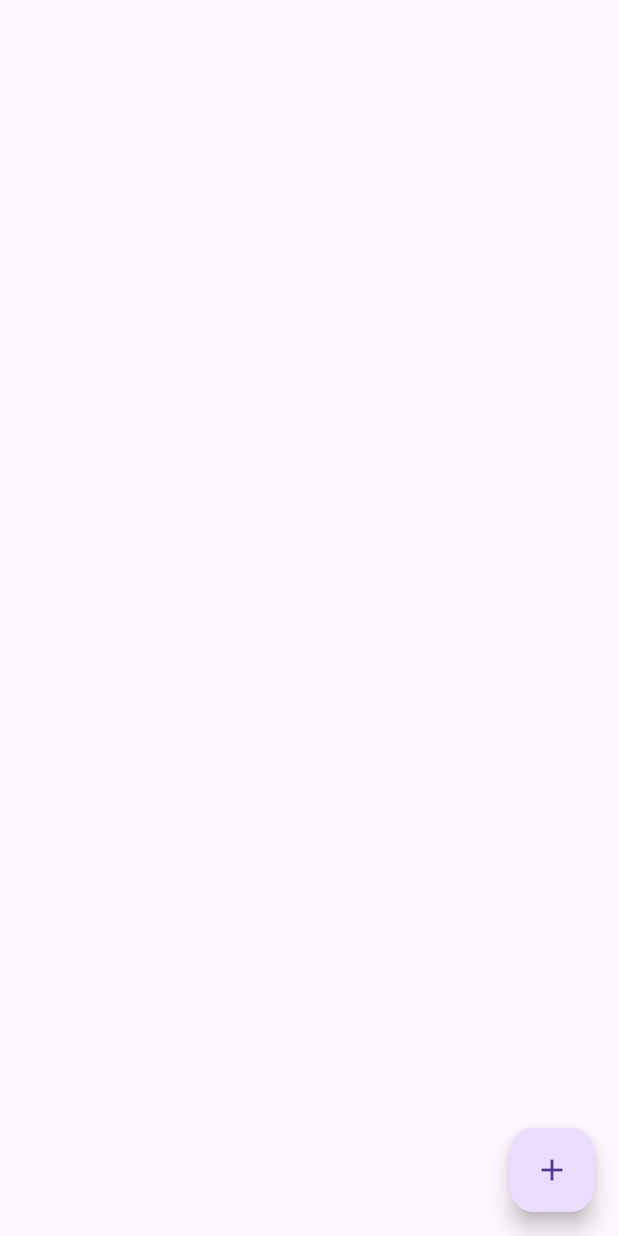
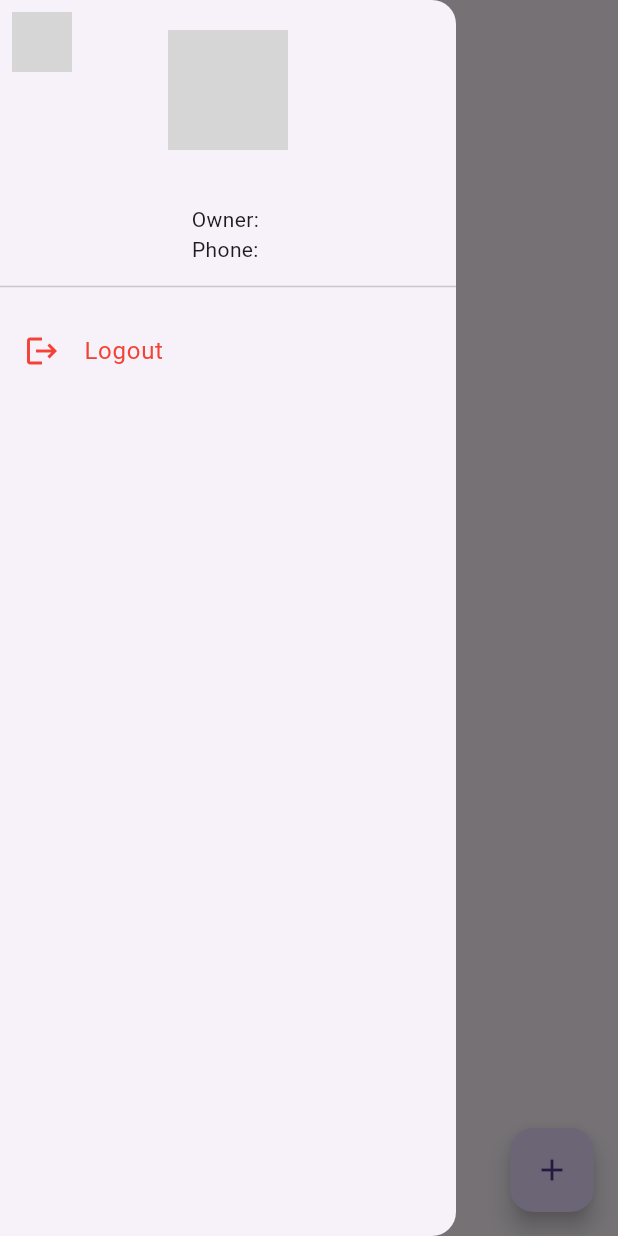
Before and after one commit to Mmb0129/TruckMate, a Flutter app: the screen it shows once a user with an empty profile is signed in, with the side drawer open (before the commit the screen has no drawer), on a phone screen of 412 x 824 dp. Run offline on Flutter 3.47's test engine with Material 3 defaults, Android fonts, the phone set to English and light mode, and no system bars; our stand-ins replace cloud_firestore, firebase_auth, firebase_core, firebase_storage, image_picker, pdf and 2 more; accounts and stored records are empty; network calls fail; grey boxes are pictures that could not be loaded.

Commit message:
commit msg

```diff
--- a/lib/main.dart
+++ b/lib/main.dart
@@ -5,9 +5,7 @@ import 'auth/auth_gate.dart';
 
 void main() async {
   WidgetsFlutterBinding.ensureInitialized();
-  await Firebase.initializeApp(
-    options: DefaultFirebaseOptions.currentPlatform,
-  );
+  await Firebase.initializeApp(options: DefaultFirebaseOptions.currentPlatform);
   runApp(const TruckMateApp());
 }
 
--- a/lib/screens/home_screen.dart
+++ b/lib/screens/home_screen.dart
@@ -1,13 +1,70 @@
+import 'dart:io';
 import 'package:cloud_firestore/cloud_firestore.dart';
 import 'package:firebase_auth/firebase_auth.dart';
 import 'package:flutter/material.dart';
+import 'package:image_picker/image_picker.dart';
+
+import '../services/firestore_service.dart';
+import '../services/user_service.dart';
+import '../models/truck_model.dart';
 import 'truck_details_screen.dart';
-import '../services/firestore_service.dart';
-import '../models/truck_model.dart';
 import 'add_truck_screen.dart';
+
+class _AvatarSourceSheet extends StatelessWidget {
+  final VoidCallback onGallery;
+  final VoidCallback onCamera;
+  const _AvatarSourceSheet({required this.onGallery, required this.onCamera});
+
+  @override
+  Widget build(BuildContext context) {
+    return SafeArea(
+      child: Column(
+        mainAxisSize: MainAxisSize.min,
+        children: [
+          ListTile(
+            leading: const Icon(Icons.photo_library),
+            title: const Text('Pick from gallery'),
+            onTap: () {
+              Navigator.pop(context);
+              onGallery();
+            },
+          ),
+          ListTile(
+            leading: const Icon(Icons.camera_alt),
+            title: const Text('Take photo'),
+            onTap: () {
+              Navigator.pop(context);
+              onCamera();
+            },
+          ),
+        ],
+      ),
+    );
+  }
+}
 
 class HomeScreen extends StatelessWidget {
   const HomeScreen({super.key});
+
+  Future<void> _pickAvatar(BuildContext context) async {
+    final picker = ImagePicker();
+    final uid = FirebaseAuth.instance.currentUser!.uid;
+    final service = UserService();
+
+    showModalBottomSheet(
+      context: context,
+      builder: (_) => _AvatarSourceSheet(
+        onGallery: () async {
+          final x = await picker.pickImage(source: ImageSource.gallery, imageQuality: 70);
+          if (x != null) await service.uploadAvatar(uid, File(x.path));
+        },
+        onCamera: () async {
+          final x = await picker.pickImage(source: ImageSource.camera, imageQuality: 70);
+          if (x != null) await service.uploadAvatar(uid, File(x.path));
+        },
+      ),
+    );
+  }
 
   @override
   Widget build(BuildContext context) {
@@ -15,17 +72,97 @@ class HomeScreen extends StatelessWidget {
     final service = FirestoreService();
 
     return Scaffold(
+      drawer: Drawer(
+        child: StreamBuilder<DocumentSnapshot>(
+          stream: FirebaseFirestore.instance.collection('users').doc(uid).snapshots(),
+          builder: (context, snap) {
+            if (!snap.hasData) return const Center(child: CircularProgressIndicator());
+            final data = snap.data!.data() as Map<String, dynamic>? ?? {};
+
+            final owner = data['ownerName'] ?? '';
+            final company = data['companyName'] ?? '';
+            final phone = data['phone'] ?? '';
+            final email = data['email'] ?? '';
+            final avatarUrl = data['avatarUrl'];
+
+            return SafeArea(
+              child: Column(
+                children: [
+                  const SizedBox(height: 20),
+                  CircleAvatar(
+                    radius: 40,
+                    backgroundImage: avatarUrl != null
+                        ? NetworkImage(avatarUrl)
+                        : const AssetImage('assets/avatar_truck.png') as ImageProvider,
+                  ),
+                  const SizedBox(height: 10),
+                  Text(company, style: const TextStyle(fontSize: 18, fontWeight: FontWeight.bold)),
+                  Text("Owner: $owner"),
+                  Text("Phone: $phone"),
+                  if (email.isNotEmpty) Text("Email: $email"),
+                  const Divider(height: 30),
+
+                  // ListTile(
+                  //   leading: const Icon(Icons.photo_camera),
+                  //   title: const Text("Change photo"),
+                  //   onTap: () => _pickAvatar(context),
+                  // ),
+
+                  // ListTile(
+                  //   leading: const Icon(Icons.delete),
+                  //   title: const Text("Remove photo"),
+                  //   onTap: () {
+                  //     FirebaseFirestore.instance.collection('users').doc(uid).update({
+                  //       'avatarUrl': null,
+                  //     });
+                  //     Navigator.pop(context);
+                  //   },
+                  // ),
+
+                  ListTile(
+                    leading: const Icon(Icons.logout, color: Colors.red),
+                    title: const Text("Logout", style: TextStyle(color: Colors.red)),
+                    onTap: () async {
+                      await FirebaseAuth.instance.signOut();
+                      Navigator.pop(context); // close drawer
+                    },
+                  ),
+
+                ],
+              ),
+            );
+          },
+        ),
+      ),
+
       appBar: AppBar(
+        leading: Builder( // <-- important fix
+          builder: (ctx) => GestureDetector(
+            onTap: () => Scaffold.of(ctx).openDrawer(),
+            child: Padding(
+              padding: const EdgeInsets.all(8),
+              child: StreamBuilder<DocumentSnapshot>(
+                stream: FirebaseFirestore.instance.collection('users').doc(uid).snapshots(),
+                builder: (context, snap) {
+                  if (!snap.hasData) return const CircleAvatar();
+                  final data = snap.data!.data() as Map<String, dynamic>? ?? {};
+                  final avatarUrl = data['avatarUrl'];
+                  return CircleAvatar(
+                    backgroundImage: avatarUrl != null
+                        ? NetworkImage(avatarUrl)
+                        : const AssetImage('assets/avatar_truck.png') as ImageProvider,
+                  );
+                },
+              ),
+            ),
+          ),
+        ),
         title: StreamBuilder<DocumentSnapshot>(
-          stream: FirebaseFirestore.instance
-              .collection('users')
-              .doc(uid)
-              .snapshots(),
+          stream: FirebaseFirestore.instance.collection('users').doc(uid).snapshots(),
           builder: (context, snap) {
-            if (!snap.hasData) return const Text("Loading...");
-            final data = snap.data!.data() as Map<String, dynamic>?;
-
-            final company = data?['companyName'] ?? "TruckMate";
+            if (!snap.hasData) return const Text("...");
+            final data = snap.data!.data() as Map<String, dynamic>? ?? {};
+            final company = data['companyName'] ?? "TruckMate";
             return Text(company);
           },
         ),
--- a/lib/services/user_service.dart
+++ b/lib/services/user_service.dart
@@ -0,0 +1,25 @@
+import 'dart:io';
+import 'package:cloud_firestore/cloud_firestore.dart';
+import 'package:firebase_storage/firebase_storage.dart';
+
+class UserService {
+  final _db = FirebaseFirestore.instance;
+  final _storage = FirebaseStorage.instance;
+
+  Future<void> uploadAvatar(String uid, File file) async {
+    final ref = _storage.ref().child('avatars/$uid.jpg');
+
+    await ref.putFile(file);
+    final url = await ref.getDownloadURL();
+
+    await _db.collection('users').doc(uid).update({
+      'avatarUrl': url,
+    });
+  }
+
+  Future<void> removeAvatar(String uid) async {
+    await _db.collection('users').doc(uid).update({
+      'avatarUrl': null,
+    });
+  }
+}
--- a/pubspec.yaml
+++ b/pubspec.yaml
@@ -42,6 +42,8 @@ dependencies:
   path_provider: ^2.1.4
   intl: ^0.19.0
   firebase_auth: ^6.1.2
+  image_picker: 1.1.2
+  firebase_storage: 13.0.4
 
 dev_dependencies:
   flutter_test:
@@ -63,6 +65,7 @@ flutter:
     - assets/app_icon.png
     - assets/fonts/NotoSans-Regular.ttf
     - assets/fonts/NotoSansTamil-Regular.ttf
+    - assets/avatar_truck.png
 
   # The following line ensures that the Material Icons font is
   # included with your application, so that you can use the icons in
```
Also changed, not shown: lib/auth/profile_setup_screen.dart (+2 -5 lines), pubspec.lock, 1 other file.
